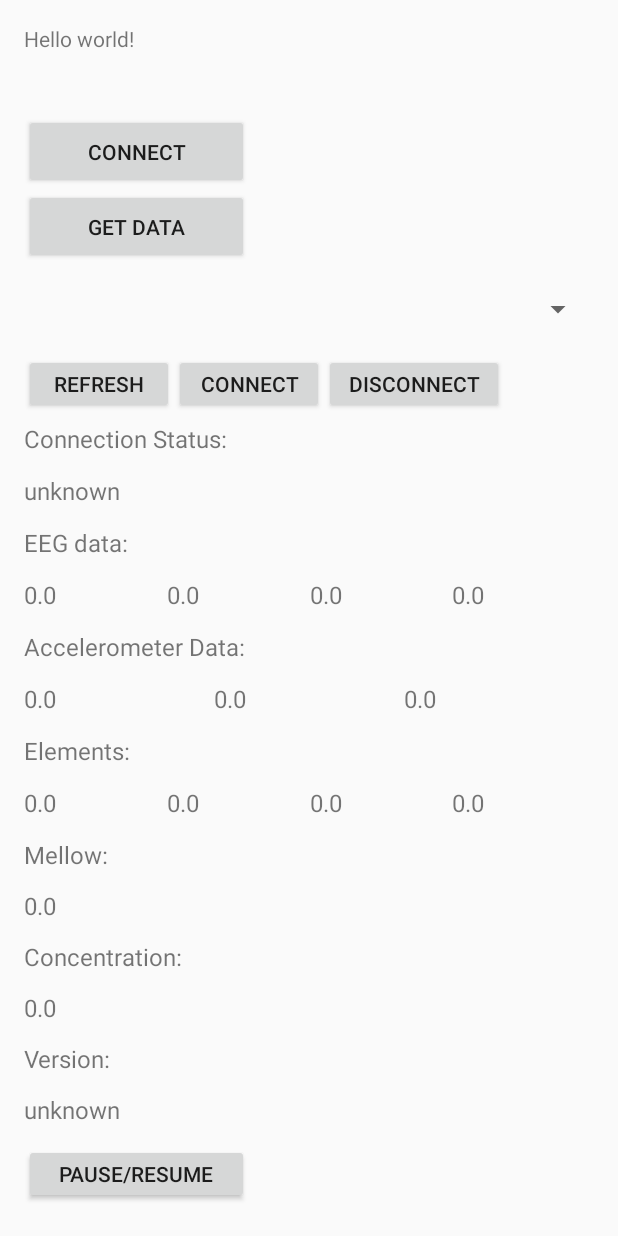
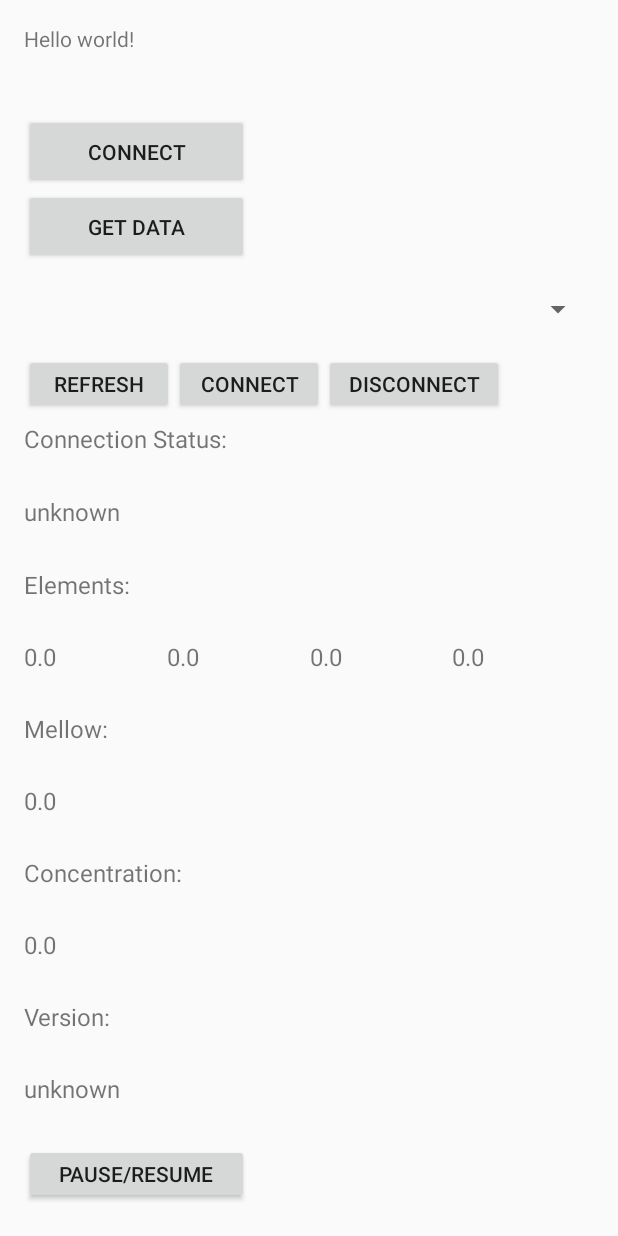
Before and after one commit to andrewjjung47/Musek, an Android app: the screen it shows after launch (MainActivity), on a phone screen of 412 x 824 dp. Run offline under Robolectric (Android 15) with nearby library versions, the phone set to English and light mode, and no system bars; libraries missing offline, so code that uses them is left out: com.estimote.sdk; 10 statements that could not run were skipped.

Commit message:
Delete unnecessary brain wave information in UI.

```diff
--- a/mindfulhacks/app/src/main/res/layout/activity_main.xml
+++ b/mindfulhacks/app/src/main/res/layout/activity_main.xml
@@ -69,79 +69,6 @@
             android:layout_weight="1"
             android:textSize="16sp"
             android:text="@string/undefined" />
-        <TextView
-            android:layout_width="match_parent"
-            android:layout_height="match_parent"
-            android:layout_weight="1"
-            android:textSize="16sp"
-            android:text="@string/eeg" />
-        <LinearLayout
-            android:layout_width="match_parent"
-            android:layout_height="match_parent"
-            android:layout_weight="1"
-            android:orientation="horizontal" >
-            <TextView
-                android:id="@+id/eeg_tp9"
-                android:layout_width="match_parent"
-                android:layout_height="match_parent"
-                android:layout_weight="1"
-                android:textSize="16sp"
-                android:text="@string/init_val" />
-            <TextView
-                android:id="@+id/eeg_fp1"
-                android:layout_width="match_parent"
-                android:layout_height="match_parent"
-                android:layout_weight="1"
-                android:textSize="16sp"
-                android:text="@string/init_val" />
-            <TextView
-                android:id="@+id/eeg_fp2"
-                android:layout_width="match_parent"
-                android:layout_height="match_parent"
-                android:layout_weight="1"
-                android:textSize="16sp"
-                android:text="@string/init_val" />
-            <TextView
-                android:id="@+id/eeg_tp10"
-                android:layout_width="match_parent"
-                android:layout_height="match_parent"
-                android:layout_weight="1"
-                android:textSize="16sp"
-                android:text="@string/init_val" />
-        </LinearLayout>
-        <TextView
-            android:layout_width="match_parent"
-            android:layout_height="match_parent"
-            android:layout_weight="1"
-            android:textSize="16sp"
-            android:text="@string/accel" />
-        <LinearLayout
-            android:layout_width="match_parent"
-            android:layout_height="match_parent"
-            android:layout_weight="1"
-            android:orientation="horizontal" >
-            <TextView
-                android:id="@+id/acc_x"
-                android:layout_width="match_parent"
-                android:layout_height="match_parent"
-                android:layout_weight="1"
-                android:textSize="16sp"
-                android:text="@string/init_val" />
-            <TextView
-                android:id="@+id/acc_y"
-                android:layout_width="match_parent"
-                android:layout_height="match_parent"
-                android:layout_weight="1"
-                android:textSize="16sp"
-                android:text="@string/init_val" />
-            <TextView
-                android:id="@+id/acc_z"
-                android:layout_width="match_parent"
-                android:layout_height="match_parent"
-                android:layout_weight="1"
-                android:textSize="16sp"
-                android:text="@string/init_val" />
-        </LinearLayout>
         <TextView
             android:layout_width="match_parent"
             android:layout_height="match_parent"
```
Also changed, not shown: mindfulhacks/app/src/main/java/wearhacks/mindfulhacks/MainActivity.java (+0 -49 lines).
